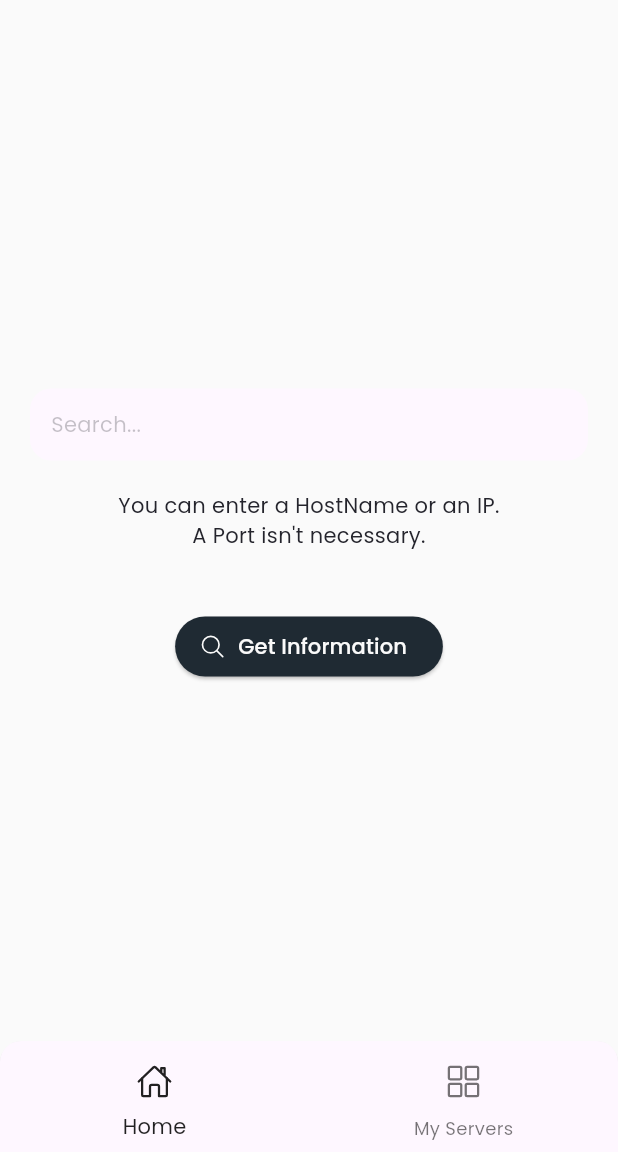
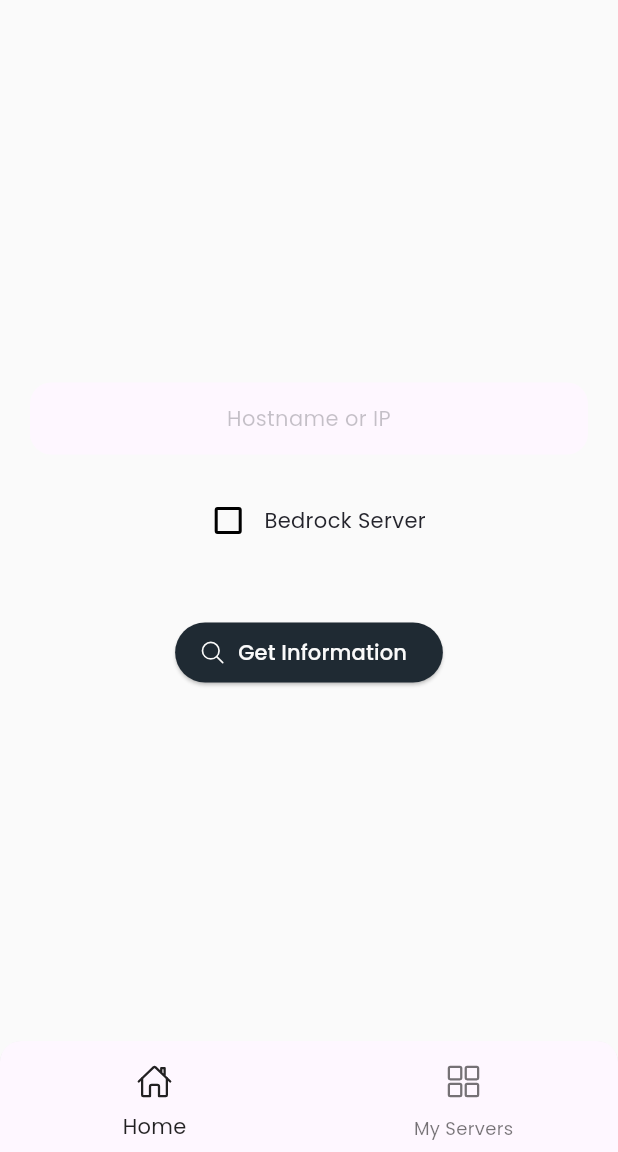
Before and after one commit to danfq/VoxelDash, a Flutter app: the VoxelDash screen opened directly, after a tap on "Get Information", on a phone screen of 412 x 824 dp, the part 84-1236 px from its top. Run offline on Flutter 3.47's test engine with Material 3 defaults, Android fonts, the phone set to English and light mode, and no system bars; our stand-ins replace adaptive_theme, connectivity_plus, flutter_vector_icons, flutter_widget_from_html, get, google_fonts and 5 more; missing offline and left inert: day_night_switcher, future_progress_dialog; accounts and stored records are empty; network calls fail.

Commit message:
Added Server Info Page

```diff
--- a/lib/pages/home/search.dart
+++ b/lib/pages/home/search.dart
@@ -1,5 +1,9 @@
 import 'package:flutter/material.dart';
 import 'package:flutter_vector_icons/flutter_vector_icons.dart';
+import 'package:future_progress_dialog/future_progress_dialog.dart';
+import 'package:get/route_manager.dart';
+import 'package:voxeldash/pages/server/info.dart';
+import 'package:voxeldash/util/data/api.dart';
 import 'package:voxeldash/util/widgets/buttons.dart';
 import 'package:voxeldash/util/widgets/input.dart';
 
@@ -8,6 +12,9 @@ class SearchPage extends StatelessWidget {
 
   ///Search Input Controller
   final TextEditingController _searchController = TextEditingController();
+
+  ///Bedrock Check
+  bool _isBedrock = false;
 
   @override
   Widget build(BuildContext context) {
@@ -18,16 +25,33 @@ class SearchPage extends StatelessWidget {
         //Search Input
         Input(
           controller: _searchController,
-          placeholder: "Search...",
+          placeholder: "Hostname or IP",
+          centerPlaceholder: true,
         ),
 
-        //Information
-        Text(
-          "You can enter a HostName or an IP.\nA Port isn't necessary.",
-          textAlign: TextAlign.center,
-          style: TextStyle(
-            color: Theme.of(context).colorScheme.primary,
-          ),
+        //Bedrock Check
+        Row(
+          mainAxisAlignment: MainAxisAlignment.center,
+          children: [
+            StatefulBuilder(
+              builder: (context, setState) {
+                return Checkbox.adaptive(
+                  value: _isBedrock,
+                  onChanged: (status) {
+                    setState(() {
+                      _isBedrock = status ?? false;
+                    });
+                  },
+                );
+              },
+            ),
+            Text(
+              "Bedrock Server",
+              style: TextStyle(
+                color: Theme.of(context).colorScheme.primary,
+              ),
+            ),
+          ],
         ),
 
         //Spacing
@@ -37,7 +61,21 @@ class SearchPage extends StatelessWidget {
         Buttons.elevatedIcon(
           text: "Get Information",
           icon: Ionicons.ios_search_outline,
-          onTap: () {},
+          onTap: () async {
+            //Server
+            final server = _searchController.text.trim();
+
+            //Check Server
+            if (server.isNotEmpty) {
+              //Load Data
+              Get.to(
+                () => ServerInfo(
+                  server: server,
+                  isBedrock: _isBedrock,
+                ),
+              );
+            }
+          },
         ),
       ],
     );
--- a/pubspec.yaml
+++ b/pubspec.yaml
@@ -27,6 +27,8 @@ dependencies:
   lottie: ^3.1.3
   flutter_vector_icons: ^2.0.0
   day_night_switcher: ^0.2.0+1
+  future_progress_dialog: ^0.2.1
+  flutter_widget_from_html: ^0.15.2
 
 dev_dependencies:
   flutter_test:
```
Also changed, not shown: lib/pages/server/info.dart (added, +188 -0 lines), lib/util/data/api.dart (+16 -13 lines), 4 other files.
